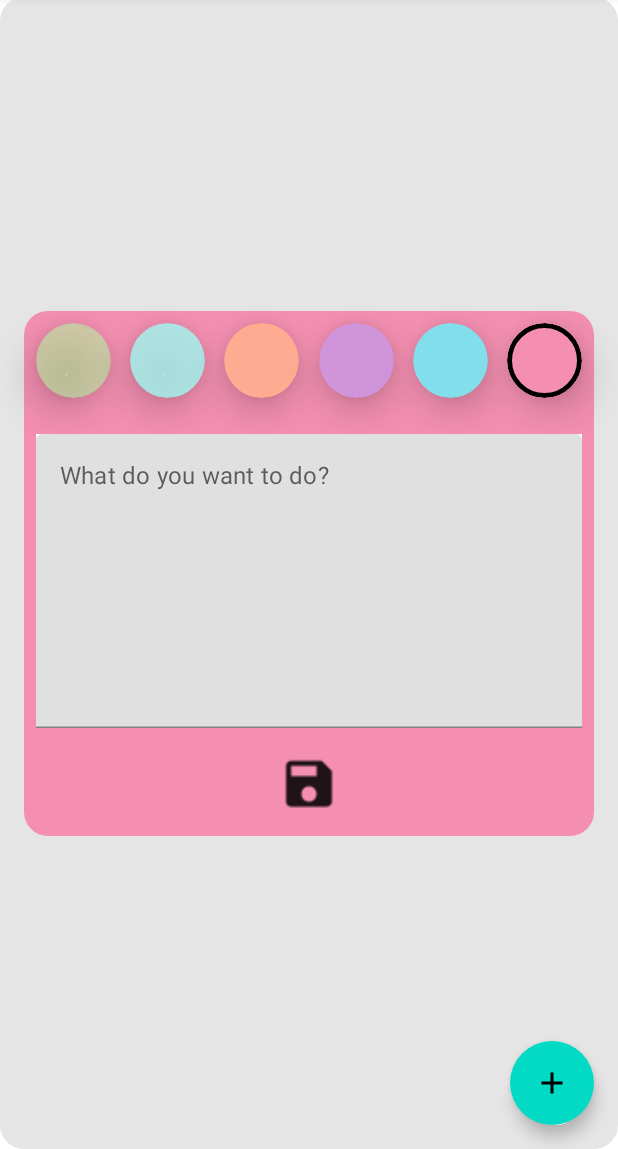
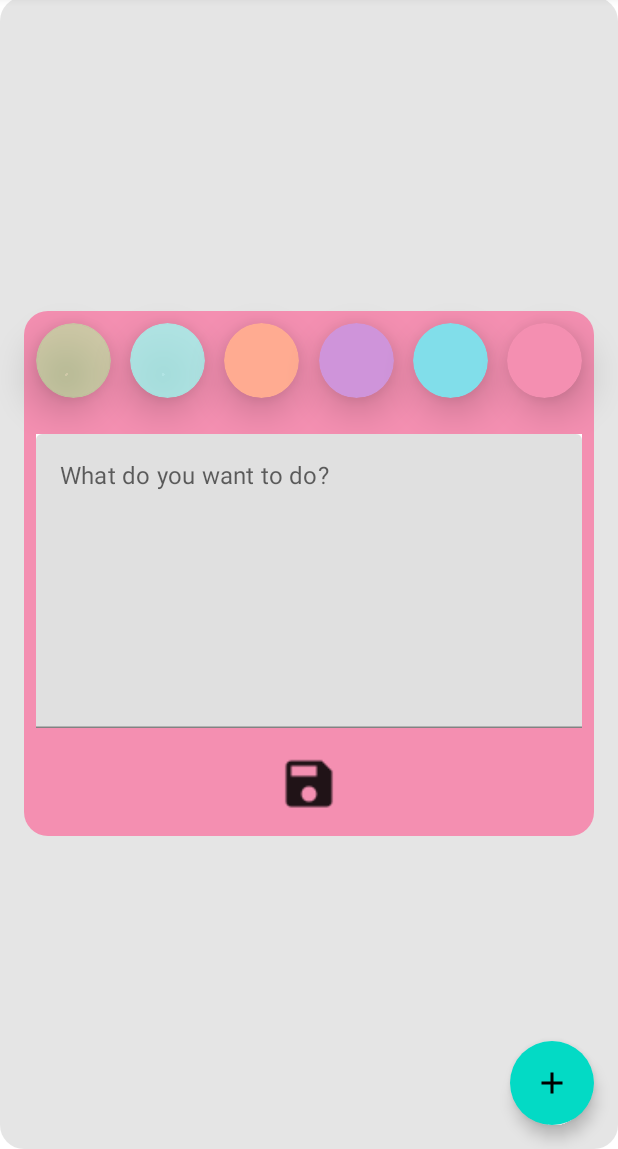
Before and after one commit to Pelc314/ToDoListApp, an Android app built with Jetpack Compose: the screen it shows after launch (MainActivity), after a tap on "Add FAB", on a phone screen of 412 x 824 dp, the part 87-1236 px from its top. Run offline under Robolectric (Android 15) with nearby library versions, the phone set to English and light mode, and no system bars; our stand-ins replace Dagger/Hilt's generated code, Room's generated code.

Commit message:
fixed saving the task color

```diff
--- a/app/src/main/java/com/maciejpelcapps/todolistapp/ui/todoslistscreen/ToDoListScreen.kt
+++ b/app/src/main/java/com/maciejpelcapps/todolistapp/ui/todoslistscreen/ToDoListScreen.kt
@@ -152,7 +152,7 @@ fun ToDoListScreen(
                 textOfPrompt = text,
                 viewModel = viewModel,
                 id = id,
-                noteColor = noteColor,
+                passedTaskColor = noteColor,
                 changeAddingOrEditingTodoBoolean = { addingOrEditingToDo = it },
                 changeWhichElement = { whichElement = it },
                 changePromptSize = { addEditToDoSize = it },
--- a/app/src/main/java/com/maciejpelcapps/todolistapp/ui/todoslistscreen/ToDoListViewModel.kt
+++ b/app/src/main/java/com/maciejpelcapps/todolistapp/ui/todoslistscreen/ToDoListViewModel.kt
@@ -55,6 +55,7 @@ class ToDoListViewModel @Inject constructor(
             val toDos = (_toDosState.value.toDosList) + toDoEntry
             _toDosState.value = _toDosState.value.copy(toDosList = toDos)
             repository.saveTodo(toDoEntry.copy(color = noteColor.value))
+            _noteColor.value = -1
         }
     }
 
@@ -65,6 +66,7 @@ class ToDoListViewModel @Inject constructor(
             _toDosState.value = ToDoListState(toDosList = _toDosState.value.toDosList)
             //stuff above is used just to update screen, below updates the db
             repository.saveTodo(toDoEntry.copy(color = noteColor.value))
+            _noteColor.value = -1
         }
     }
 
--- a/app/src/main/java/com/maciejpelcapps/todolistapp/ui/todoslistscreen/components/AddEditToDo.kt
+++ b/app/src/main/java/com/maciejpelcapps/todolistapp/ui/todoslistscreen/components/AddEditToDo.kt
@@ -12,6 +12,7 @@ import androidx.compose.material.*
 import androidx.compose.material.icons.Icons
 import androidx.compose.material.icons.filled.Save
 import androidx.compose.runtime.Composable
+import androidx.compose.runtime.LaunchedEffect
 import androidx.compose.runtime.remember
 import androidx.compose.ui.Alignment
 import androidx.compose.ui.Modifier
@@ -39,7 +40,7 @@ fun AddEditTodo(
     textOfPrompt: String,
     viewModel: ToDoListViewModel,
     id: Int,
-    noteColor: Int,
+    passedTaskColor: Int,
     changeAddingOrEditingTodoBoolean: (Boolean) -> Unit,
     changeWhichElement: (Int) -> Unit,
     changePromptSize: (AddNewTodoScale) -> Unit,
@@ -50,8 +51,12 @@ fun AddEditTodo(
 
     val taskBackgroundAnimatable = remember {
         Animatable(
-            Color(if (noteColor != -1) noteColor else viewModel.noteColor.value),
+            Color(if (passedTaskColor != -1) passedTaskColor else viewModel.noteColor.value),
         )
+    }
+
+    LaunchedEffect(scope) {
+        viewModel.changeColor(passedTaskColor)
     }
 
     Column(modifier = Modifier.fillMaxSize()) {
```
